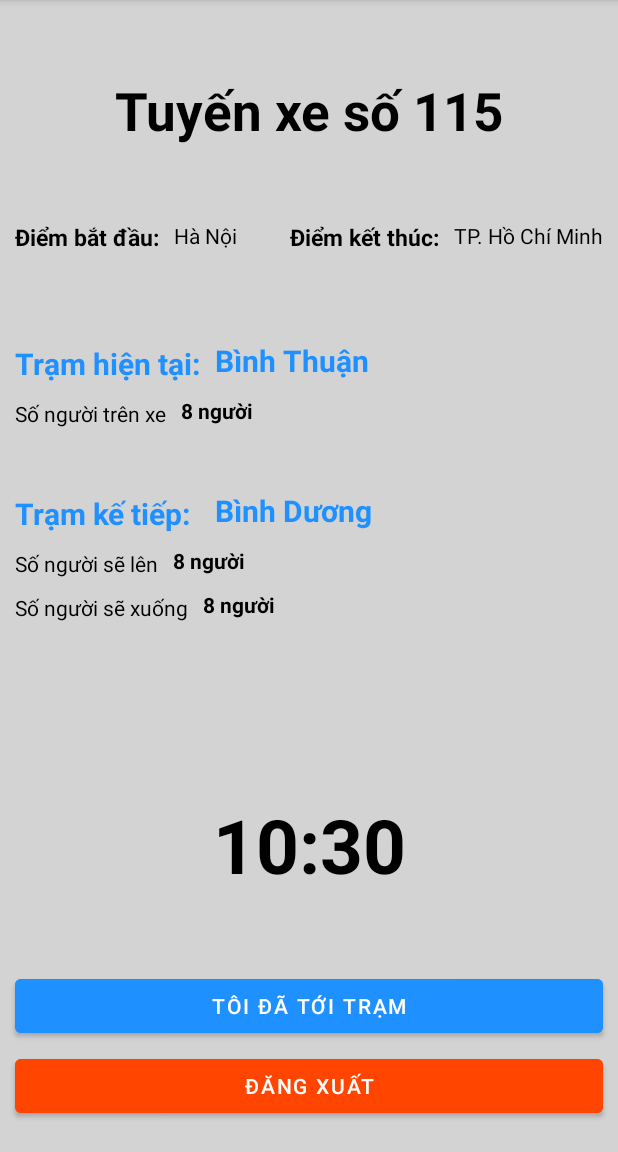
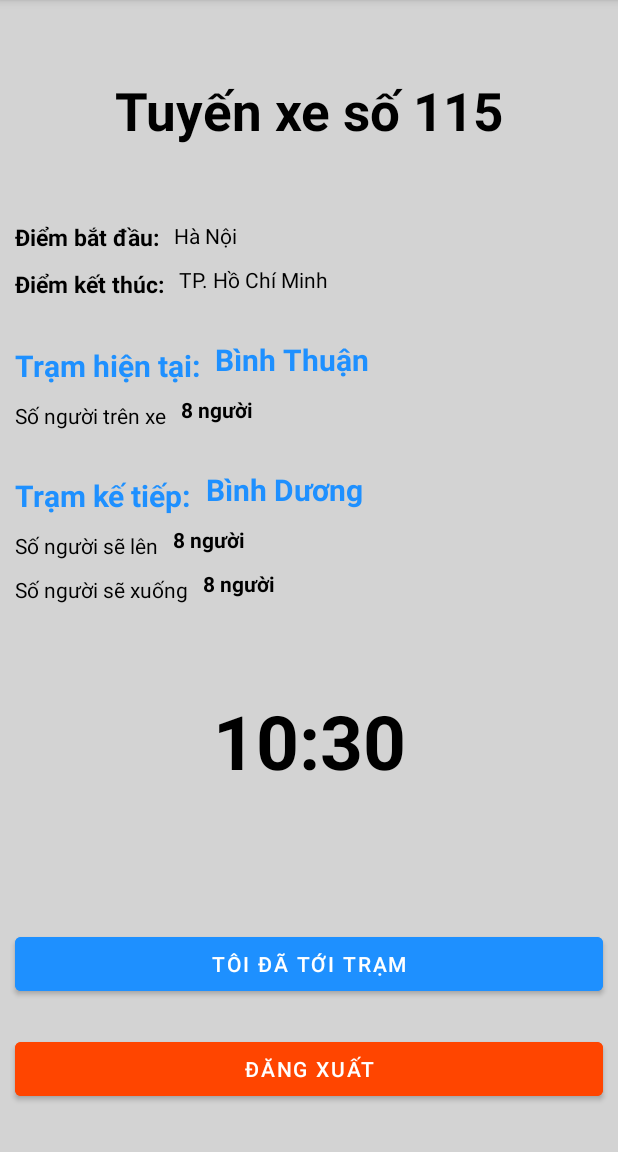
Before and after one commit to iris-mygh/S-Bus, an Android app: the NextBusActivity screen opened directly, with no data from a screen before it, on a phone screen of 412 x 824 dp, the part 84-1236 px from its top. Run offline under Robolectric (Android 15) with nearby library versions, the phone set to English and light mode, and no system bars; network calls fail.

Commit message:
update ui

```diff
--- a/app/src/main/res/layout/activity_next_bus.xml
+++ b/app/src/main/res/layout/activity_next_bus.xml
@@ -27,10 +27,14 @@
         android:layout_height="wrap_content"
         android:layout_marginStart="10dp"
         android:layout_marginTop="50dp"
+        android:layout_marginEnd="10dp"
+        android:layout_marginBottom="10dp"
         android:text="Điểm bắt đầu:"
         android:textColor="@color/black"
         android:textSize="15dp"
         android:textStyle="bold"
+        app:layout_constraintBottom_toTopOf="@+id/tv_end_point"
+        app:layout_constraintEnd_toStartOf="@+id/tv_startpoint_name"
         app:layout_constraintStart_toStartOf="parent"
         app:layout_constraintTop_toBottomOf="@+id/tv_numberbus" />
 
@@ -49,52 +53,56 @@
         android:id="@+id/tv_end_point"
         android:layout_width="wrap_content"
         android:layout_height="wrap_content"
-        android:layout_marginTop="50dp"
+        android:layout_marginStart="10dp"
+        android:layout_marginTop="10dp"
         android:layout_marginEnd="10dp"
         android:text="Điểm kết thúc:"
         android:textColor="@color/black"
         android:textSize="15dp"
         android:textStyle="bold"
         app:layout_constraintEnd_toStartOf="@+id/endpoint_name"
-        app:layout_constraintTop_toBottomOf="@+id/tv_numberbus" />
+        app:layout_constraintStart_toStartOf="parent"
+        app:layout_constraintTop_toBottomOf="@+id/tv_start_route" />
+
 
     <TextView
         android:id="@+id/endpoint_name"
         android:layout_width="wrap_content"
         android:layout_height="wrap_content"
-        android:layout_marginTop="50dp"
-        android:layout_marginEnd="10dp"
+        android:layout_marginStart="10dp"
+        android:layout_marginTop="10dp"
         android:text="TP. Hồ Chí Minh"
         android:textColor="@color/black"
-        app:layout_constraintEnd_toEndOf="parent"
-        app:layout_constraintTop_toBottomOf="@+id/tv_numberbus" />
-
+        app:layout_constraintStart_toEndOf="@+id/tv_end_point"
+        app:layout_constraintTop_toBottomOf="@+id/tv_startpoint_name" />
 
     <TextView
         android:id="@+id/tv_present_station"
         android:layout_width="wrap_content"
         android:layout_height="wrap_content"
         android:layout_marginStart="10dp"
-        android:layout_marginTop="60dp"
+        android:layout_marginTop="30dp"
+        android:layout_marginEnd="10dp"
         android:text="Trạm hiện tại:"
         android:textColor="#1e90ff"
         android:textSize="20dp"
         android:textStyle="bold"
+        app:layout_constraintEnd_toStartOf="@+id/tv_presentstation_name"
         app:layout_constraintStart_toStartOf="parent"
-        app:layout_constraintTop_toBottomOf="@+id/tv_start_route" />
+        app:layout_constraintTop_toBottomOf="@+id/tv_end_point" />
 
     <TextView
         android:id="@+id/tv_presentstation_name"
         android:layout_width="wrap_content"
         android:layout_height="wrap_content"
         android:layout_marginStart="10dp"
-        android:layout_marginTop="60dp"
+        android:layout_marginTop="30dp"
         android:text="Bình Thuận"
         android:textColor="#1e90ff"
         android:textSize="20dp"
         android:textStyle="bold"
         app:layout_constraintStart_toEndOf="@+id/tv_present_station"
-        app:layout_constraintTop_toBottomOf="@+id/tv_startpoint_name" />
+        app:layout_constraintTop_toBottomOf="@+id/endpoint_name" />
 
     <TextView
         android:id="@+id/tv_count_onbus"
@@ -102,8 +110,10 @@
         android:layout_height="wrap_content"
         android:layout_marginStart="10dp"
         android:layout_marginTop="10dp"
+        android:layout_marginEnd="10dp"
         android:text="Số người trên xe"
         android:textColor="@color/black"
+        app:layout_constraintEnd_toStartOf="@+id/tv_countonbus_number"
         app:layout_constraintStart_toStartOf="parent"
         app:layout_constraintTop_toBottomOf="@+id/tv_present_station" />
 
@@ -125,26 +135,28 @@
         android:layout_width="wrap_content"
         android:layout_height="wrap_content"
         android:layout_marginStart="10dp"
-        android:layout_marginTop="160dp"
+        android:layout_marginTop="30dp"
+        android:layout_marginEnd="10dp"
         android:text="Trạm kế tiếp:"
         android:textColor="#1e90ff"
         android:textSize="20dp"
         android:textStyle="bold"
+        app:layout_constraintEnd_toStartOf="@+id/tv_nextstation_name"
         app:layout_constraintStart_toStartOf="parent"
-        app:layout_constraintTop_toBottomOf="@+id/tv_start_route" />
+        app:layout_constraintTop_toBottomOf="@+id/tv_count_onbus" />
 
     <TextView
         android:id="@+id/tv_nextstation_name"
         android:layout_width="wrap_content"
         android:layout_height="wrap_content"
         android:layout_marginStart="10dp"
-        android:layout_marginTop="160dp"
+        android:layout_marginTop="30dp"
         android:text="Bình Dương"
         android:textColor="#1e90ff"
         android:textSize="20dp"
         android:textStyle="bold"
-        app:layout_constraintStart_toEndOf="@+id/tv_present_station"
-        app:layout_constraintTop_toBottomOf="@+id/tv_startpoint_name" />
+        app:layout_constraintStart_toEndOf="@+id/tv_next_station"
+        app:layout_constraintTop_toBottomOf="@+id/tv_countonbus_number" />
 
     <TextView
         android:id="@+id/tv_count_up"
@@ -152,8 +164,10 @@
         android:layout_height="wrap_content"
         android:layout_marginStart="10dp"
         android:layout_marginTop="10dp"
+        android:layout_marginEnd="10dp"
         android:text="Số người sẽ lên"
         android:textColor="@color/black"
+        app:layout_constraintEnd_toStartOf="@+id/tv_countup_number"
         app:layout_constraintStart_toStartOf="parent"
         app:layout_constraintTop_toBottomOf="@+id/tv_next_station" />
 
@@ -176,8 +190,10 @@
         android:layout_height="wrap_content"
         android:layout_marginStart="10dp"
         android:layout_marginTop="10dp"
+        android:layout_marginEnd="10dp"
         android:text="Số người sẽ xuống"
         android:textColor="@color/black"
+        app:layout_constraintEnd_toStartOf="@+id/tv_countdown_number"
         app:layout_constraintStart_toStartOf="parent"
         app:layout_constraintTop_toBottomOf="@+id/tv_count_up" />
 
@@ -198,6 +214,7 @@
         android:layout_width="wrap_content"
         android:layout_height="wrap_content"
         android:layout_marginStart="176dp"
+        android:layout_marginTop="50dp"
         android:layout_marginEnd="176dp"
         android:layout_marginBottom="50dp"
         android:text="03:20"
@@ -206,33 +223,38 @@
         android:textStyle="bold"
         app:layout_constraintBottom_toTopOf="@+id/bn_arrived_station"
         app:layout_constraintEnd_toEndOf="parent"
-        app:layout_constraintStart_toStartOf="parent" />
+        app:layout_constraintStart_toStartOf="parent"
+        app:layout_constraintTop_toBottomOf="@+id/tv_countdown_number" />
 
     <Button
         android:id="@+id/bn_arrived_station"
         android:layout_width="match_parent"
         android:layout_height="wrap_content"
         android:layout_marginStart="10dp"
+        android:layout_marginTop="30dp"
         android:layout_marginEnd="10dp"
         android:layout_marginBottom="5dp"
         android:backgroundTint="#1e90ff"
         android:text="Tôi đã tới trạm"
         app:layout_constraintBottom_toTopOf="@+id/bn_logout"
         app:layout_constraintEnd_toEndOf="parent"
-        app:layout_constraintStart_toStartOf="parent" />
+        app:layout_constraintStart_toStartOf="parent"
+        app:layout_constraintTop_toBottomOf="@+id/tv_timer" />
 
     <Button
         android:id="@+id/bn_logout"
         android:layout_width="match_parent"
         android:layout_height="wrap_content"
         android:layout_marginStart="10dp"
+        android:layout_marginTop="5dp"
         android:layout_marginEnd="10dp"
         android:layout_marginBottom="20dp"
         android:backgroundTint="#ff4500"
         android:text="Đăng xuất"
         app:layout_constraintBottom_toBottomOf="parent"
         app:layout_constraintEnd_toEndOf="parent"
-        app:layout_constraintStart_toStartOf="parent" />
+        app:layout_constraintStart_toStartOf="parent"
+        app:layout_constraintTop_toBottomOf="@+id/bn_arrived_station" />
 
 
 
```
Also changed, not shown: app/src/main/res/layout/activity_customer.xml (+10 -3 lines), app/src/main/res/layout/activity_driver.xml (+44 -24 lines).
